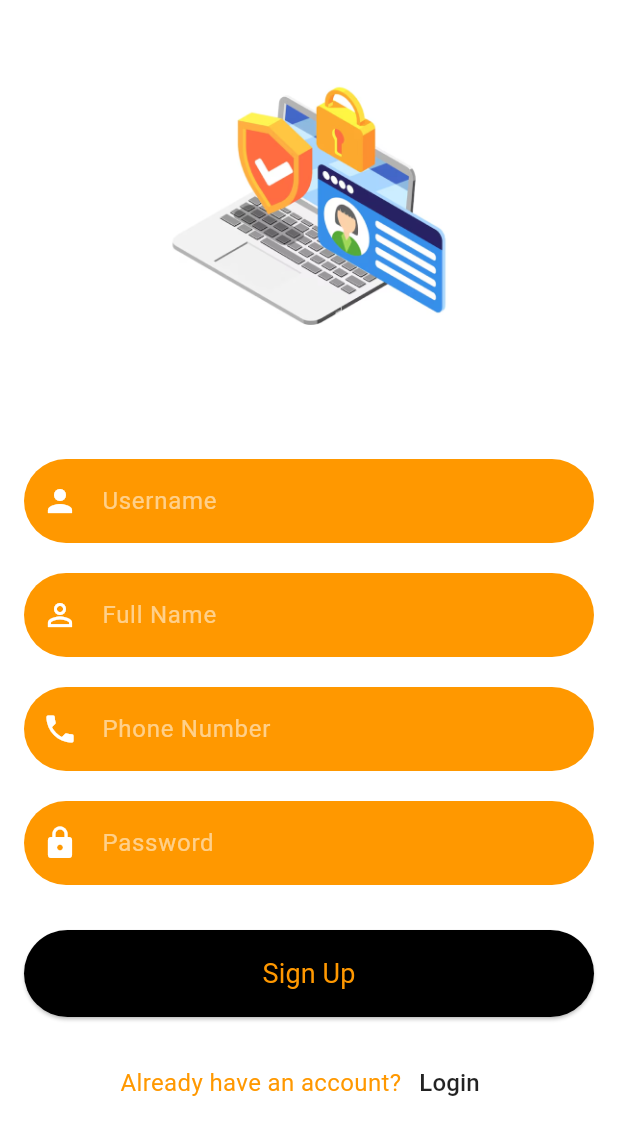
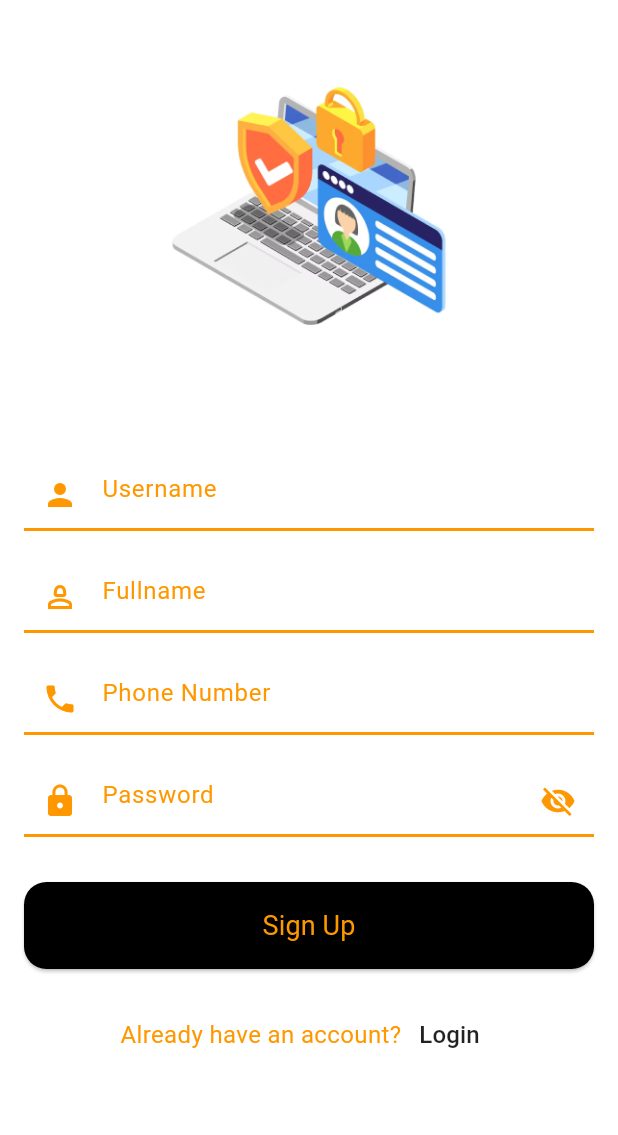
Before and after one commit to Rothiii/random-chat-app, a Flutter app: the SignUpScreen screen opened by its route, on a phone screen of 412 x 824 dp. Shown: the top 1135 px of the screen. Run offline on Flutter 3.47's test engine with Material 3 defaults, Android fonts, the phone set to English and light mode, and no system bars; our stand-ins replace shared_preferences; accounts and stored records are empty.

Commit message:
change style form

```diff
--- a/lib/login_screen.dart
+++ b/lib/login_screen.dart
@@ -186,7 +186,7 @@
                     foregroundColor: Colors.orange,
                     backgroundColor: Colors.black87, // Text color
                     shape: RoundedRectangleBorder(
-                      borderRadius: BorderRadius.circular(20),
+                      borderRadius: BorderRadius.circular(15),
                     ),
                     padding: const EdgeInsets.symmetric(vertical: 16),
                   ),
--- a/lib/sign_up_screen.dart
+++ b/lib/sign_up_screen.dart
@@ -20,6 +20,7 @@
   String? _fullNameError;
   String? _phoneNumberError;
   String? _passwordError;
+  bool _isPasswordVisible = false;
 
   @override
   Widget build(BuildContext context) {
@@ -42,36 +43,55 @@
               TextField(
                 controller: _usernameController,
                 decoration: InputDecoration(
-                  prefixIcon: const Icon(Icons.person, color: Colors.white),
+                  prefixIcon: const Icon(
+                    Icons.person,
+                    color: Colors.orange,
+                  ),
                   hintText: 'Username',
-                  hintStyle: const TextStyle(color: Colors.white54),
+                  hintStyle: const TextStyle(color: Colors.orange),
                   filled: true,
-                  fillColor: Colors.orange,
-                  border: OutlineInputBorder(
-                    borderRadius: BorderRadius.circular(30),
-                    borderSide: BorderSide.none,
+                  fillColor: Colors.white,
+                  border: const UnderlineInputBorder(
+                    borderSide: BorderSide(
+                        color: Colors.orange,
+                        width: 2.0), // No border around the field
+                  ),
+                  enabledBorder: const UnderlineInputBorder(
+                    borderSide: BorderSide(color: Colors.orange, width: 2.0),
+                  ),
+                  focusedBorder: const UnderlineInputBorder(
+                    borderSide: BorderSide(color: Colors.orange, width: 2.0),
                   ),
                   errorText: _usernameError,
                 ),
-                style: const TextStyle(color: Colors.white),
+                style: const TextStyle(color: Colors.orange),
               ),
               const SizedBox(height: 20),
 
               TextField(
                 controller: _fullNameController,
                 decoration: InputDecoration(
-                    prefixIcon:
-                        const Icon(Icons.person_outline, color: Colors.white),
-                    hintText: 'Full Name',
-                    hintStyle: const TextStyle(color: Colors.white54),
+                    prefixIcon: const Icon(
+                      Icons.person_2_outlined,
+                      color: Colors.orange,
+                    ),
+                    hintText: 'Fullname',
+                    hintStyle: const TextStyle(color: Colors.orange),
                     filled: true,
-                    fillColor: Colors.orange,
-                    border: OutlineInputBorder(
-                      borderRadius: BorderRadius.circular(30),
-                      borderSide: BorderSide.none,
+                    fillColor: Colors.white,
+                    border: const UnderlineInputBorder(
+                      borderSide: BorderSide(
+                          color: Colors.orange,
+                          width: 2.0), // No border around the field
+                    ),
+                    enabledBorder: const UnderlineInputBorder(
+                      borderSide: BorderSide(color: Colors.orange, width: 2.0),
+                    ),
+                    focusedBorder: const UnderlineInputBorder(
+                      borderSide: BorderSide(color: Colors.orange, width: 2.0),
                     ),
                     errorText: _fullNameError),
-                style: const TextStyle(color: Colors.white),
+                style: const TextStyle(color: Colors.orange),
               ),
               const SizedBox(height: 20),
 
@@ -79,35 +99,68 @@
                 controller: _phoneNumberController,
                 keyboardType: TextInputType.phone,
                 decoration: InputDecoration(
-                    prefixIcon: const Icon(Icons.phone, color: Colors.white),
+                    prefixIcon: const Icon(
+                      Icons.phone,
+                      color: Colors.orange,
+                    ),
                     hintText: 'Phone Number',
-                    hintStyle: const TextStyle(color: Colors.white54),
+                    hintStyle: const TextStyle(color: Colors.orange),
                     filled: true,
-                    fillColor: Colors.orange,
-                    border: OutlineInputBorder(
-                      borderRadius: BorderRadius.circular(30),
-                      borderSide: BorderSide.none,
+                    fillColor: Colors.white,
+                    border: const UnderlineInputBorder(
+                      borderSide: BorderSide(
+                          color: Colors.orange,
+                          width: 2.0), // No border around the field
+                    ),
+                    enabledBorder: const UnderlineInputBorder(
+                      borderSide: BorderSide(color: Colors.orange, width: 2.0),
+                    ),
+                    focusedBorder: const UnderlineInputBorder(
+                      borderSide: BorderSide(color: Colors.orange, width: 2.0),
                     ),
                     errorText: _phoneNumberError),
-                style: const TextStyle(color: Colors.white),
+                style: const TextStyle(color: Colors.orange),
               ),
               const SizedBox(height: 20),
 
               TextField(
                 controller: _passwordController,
-                obscureText: true,
+                obscureText: !_isPasswordVisible,
                 decoration: InputDecoration(
-                    prefixIcon: const Icon(Icons.lock, color: Colors.white),
+                    prefixIcon: const Icon(
+                      Icons.lock,
+                      color: Colors.orange,
+                    ),
+                    suffixIcon: IconButton(
+                      icon: Icon(
+                        _isPasswordVisible
+                            ? Icons.visibility
+                            : Icons.visibility_off,
+                        color: Colors.orange,
+                      ),
+                      onPressed: () {
+                        setState(() {
+                          _isPasswordVisible = !_isPasswordVisible;
+                        });
+                      },
+                    ),
                     hintText: 'Password',
-                    hintStyle: const TextStyle(color: Colors.white54),
+                    hintStyle: const TextStyle(color: Colors.orange),
                     filled: true,
-                    fillColor: Colors.orange,
-                    border: OutlineInputBorder(
-                      borderRadius: BorderRadius.circular(30),
-                      borderSide: BorderSide.none,
+                    fillColor: Colors.white,
+                    border: const UnderlineInputBorder(
+                      borderSide: BorderSide(
+                          color: Colors.orange,
+                          width: 2.0), // No border around the field
+                    ),
+                    enabledBorder: const UnderlineInputBorder(
+                      borderSide: BorderSide(color: Colors.orange, width: 2.0),
+                    ),
+                    focusedBorder: const UnderlineInputBorder(
+                      borderSide: BorderSide(color: Colors.orange, width: 2.0),
                     ),
                     errorText: _passwordError),
-                style: const TextStyle(color: Colors.white),
+                style: const TextStyle(color: Colors.orange),
               ),
               const SizedBox(height: 30),
 
@@ -174,7 +227,7 @@
                   foregroundColor: Colors.orange,
                   backgroundColor: Colors.black,
                   shape: RoundedRectangleBorder(
-                    borderRadius: BorderRadius.circular(30),
+                    borderRadius: BorderRadius.circular(15),
                   ),
                   padding: const EdgeInsets.symmetric(vertical: 16),
                 ),
```
